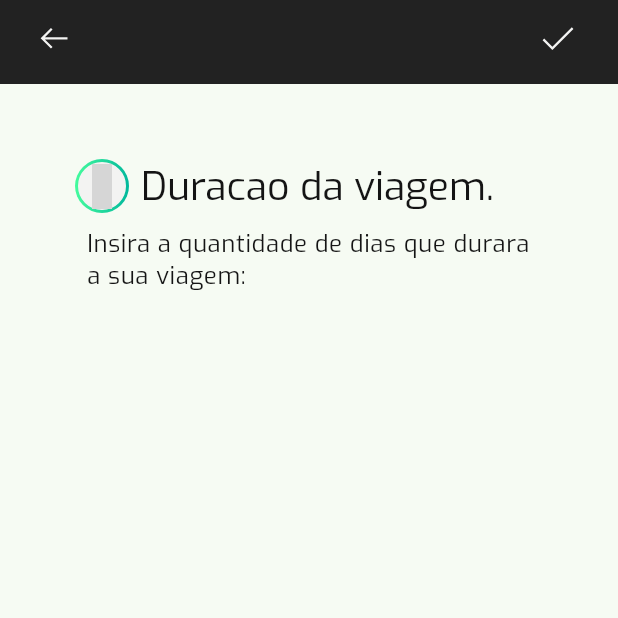
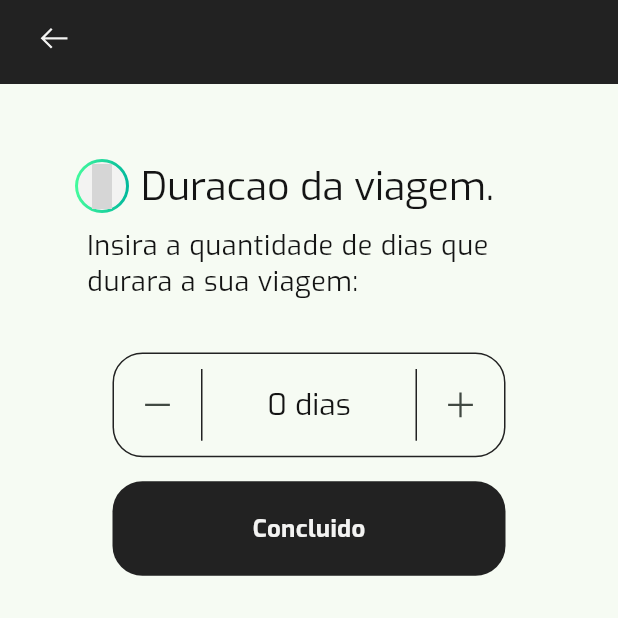
Before and after one commit to voidrt/viagens, a Flutter app: the TripDurationLayout screen opened directly, on a phone screen of 412 x 824 dp, the top half of it. Run offline on Flutter 3.47's test engine with Material 3 defaults, Android fonts, the phone set to English and light mode, and no system bars; our stand-ins replace firebase_auth, firebase_core, flutter_riverpod, go_router, google_sign_in, line_icons; missing offline and left inert: dash_flags; accounts and stored records are empty; network calls fail; grey boxes are pictures that could not be loaded.

Commit message:
Trip Duration screen halfway done!

```diff
--- a/lib/core/models/itinerary/itinerary.dart
+++ b/lib/core/models/itinerary/itinerary.dart
@@ -27,6 +27,22 @@ class ItineraryModel {
 ''';
   }
 
+  ItineraryModel copyWith({
+    Uuid? id,
+    TripDestination? destination,
+    DateTimeRange? dateRange,
+    List<TripDayModel>? days,
+    String? image,
+  }) {
+    return ItineraryModel(
+      id: id ?? this.id,
+      destination: destination ?? this.destination,
+      dateRange: dateRange ?? this.dateRange,
+      days: days ?? this.days,
+      image: image ?? this.image,
+    );
+  }
+
   factory ItineraryModel.fromJson(Map<String, dynamic> json) {
     return ItineraryModel(
       id: json['id'],
--- a/lib/core/providers/itinerary_providers.dart
+++ b/lib/core/providers/itinerary_providers.dart
@@ -1,11 +1,8 @@
 // ignore_for_file: unused_local_variable
 
-import 'dart:convert';
 import 'package:flutter/material.dart';
 import 'package:flutter_riverpod/flutter_riverpod.dart';
-import 'package:turismo_mobile/core/api/network_utils.dart';
 import 'package:turismo_mobile/core/models/itinerary/itinerary.dart';
-import 'package:http/http.dart';
 import 'package:turismo_mobile/core/models/itinerary/trip_day.dart';
 import 'package:turismo_mobile/core/models/itinerary/trip_place_model.dart';
 import 'package:uuid/uuid.dart';
@@ -13,12 +10,6 @@ import 'package:uuid/uuid.dart';
 final FutureProvider<List<ItineraryModel>> itineraryListProvider =
     FutureProvider(
   (ref) async {
-    final Response httpResponse = await get(
-      Uri.parse(NetworkUtil.itineraryUrl),
-    );
-    if (httpResponse.statusCode == 200) {
-      final Map<String, dynamic> itineraryJson = jsonDecode(httpResponse.body);
-
     return [
       ItineraryModel(
         id: const Uuid(),
@@ -77,10 +68,5 @@ final FutureProvider<List<ItineraryModel>> itineraryListProvider =
         ],
       ),
     ];
-    }
-
-    throw Exception(
-      'Houve um erro com nossos servicos, tente novamente mais tarde :()',
-    );
   },
 );
--- a/lib/interface/create_itinerary/trip_duration/components/duration_picker.dart
+++ b/lib/interface/create_itinerary/trip_duration/components/duration_picker.dart
@@ -1,20 +1,121 @@
 import 'package:flutter/material.dart';
+import 'package:go_router/go_router.dart';
+import 'package:line_icons/line_icons.dart';
+import 'package:turismo_mobile/core/models/itinerary/itinerary.dart';
+import 'package:turismo_mobile/interface/widgets/button.dart';
+import 'package:turismo_mobile/theme/padding/padding.dart';
+import 'dart:math';
 
-class DurationPickerBar extends StatelessWidget {
-  const DurationPickerBar({super.key});
+class DurationPicker extends StatefulWidget {
+  const DurationPicker({
+    super.key,
+    required this.maxHeight,
+    required this.model,
+  });
+
+  final double maxHeight;
+  final ItineraryModel? model;
+
+  @override
+  State<DurationPicker> createState() => _DurationPickerState();
+}
+
+class _DurationPickerState extends State<DurationPicker> {
+  late int days;
+
+  void decrement() {
+    setState(() => days = max(days - 1, 0));
+  }
+
+  void increment() {
+    setState(() => days++);
+  }
+
+  @override
+  void initState() {
+    days = 0;
+    super.initState();
+  }
 
   @override
   Widget build(BuildContext context) {
-    return Container(
-      decoration: const BoxDecoration(
-        color: Colors.blue,
-        borderRadius: BorderRadius.all(
-          Radius.circular(20),
+    return Column(
+      children: [
+        Container(
+          height: widget.maxHeight / 11,
+          margin: const EdgeInsets.symmetric(horizontal: Paddings.big),
+          padding: const EdgeInsets.symmetric(
+            vertical: Paddings.medium,
+            horizontal: Paddings.small,
+          ),
+          decoration: BoxDecoration(
+            borderRadius: const BorderRadius.all(
+              Radius.circular(20),
+            ),
+            border: Border.all(
+              width: 1,
+              color: Theme.of(context).colorScheme.shadow,
+            ),
+          ),
+          child: Row(
+            mainAxisAlignment: MainAxisAlignment.spaceBetween,
+            children: [
+              Row(
+                children: [
+                  IconButton(
+                    onPressed: decrement,
+                    icon: const Icon(LineIcons.minus),
+                  ),
+                  const SizedBox(width: Paddings.small),
+                  VerticalDivider(
+                    width: 1,
+                    color: Theme.of(context).colorScheme.shadow,
+                    endIndent: 2,
+                    indent: 2,
+                    thickness: 1,
+                  ),
+                ],
+              ),
+              Text(
+                '$days dias',
+                style: Theme.of(context).textTheme.headlineMedium,
+              ),
+              Row(
+                children: [
+                  VerticalDivider(
+                    width: 1,
+                    color: Theme.of(context).colorScheme.shadow,
+                    endIndent: 2,
+                    indent: 2,
+                    thickness: 1,
+                  ),
+                  const SizedBox(width: Paddings.small),
+                  IconButton(
+                    onPressed: increment,
+                    icon: const Icon(LineIcons.plus),
+                  ),
+                ],
+              ),
+            ],
+          ),
         ),
-      ),
-      child: const Row(
-        children: [],
-      ),
+        const SizedBox(height: Paddings.kDefault),
+        Padding(
+          padding: const EdgeInsets.symmetric(horizontal: Paddings.big),
+          child: BoldButton(
+            onTap: () {
+              context.pushNamed(
+                'trip-duration',
+                extra: widget.model?.copyWith(),
+              );
+            },
+            text: 'Concluido',
+            border: const BorderRadius.all(
+              Radius.circular(20),
+            ),
+          ),
+        ),
+      ],
     );
   }
 }
--- a/lib/interface/create_itinerary/trip_duration/layout/trip_duration.dart
+++ b/lib/interface/create_itinerary/trip_duration/layout/trip_duration.dart
@@ -3,6 +3,7 @@ import 'package:flutter_riverpod/flutter_riverpod.dart';
 import 'package:go_router/go_router.dart';
 import 'package:line_icons/line_icons.dart';
 import 'package:turismo_mobile/core/models/itinerary/itinerary.dart';
+import 'package:turismo_mobile/interface/create_itinerary/trip_duration/components/duration_picker.dart';
 import 'package:turismo_mobile/interface/create_itinerary/trip_duration/components/text_row.dart';
 import 'package:turismo_mobile/interface/widgets/clear_appbar.dart';
 import 'package:turismo_mobile/theme/padding/padding.dart';
@@ -25,25 +26,27 @@ class TripDurationLayout extends ConsumerWidget {
           icon: const Icon(LineIcons.arrowLeft),
           onPressed: () => context.pop(),
         ),
-        widgets: [
-          IconButton(
-            onPressed: () => context.pushNamed('home'),
-            icon: const Icon(
-              LineIcons.check,
       ),
-          ),
-        ],
-      ),
-      body: const Padding(
-        padding: EdgeInsets.symmetric(
+      body: LayoutBuilder(
+        builder: (context, constraints) {
+          return Padding(
+            padding: const EdgeInsets.symmetric(
               vertical: Paddings.bigger,
               horizontal: Paddings.bigger,
             ),
             child: Column(
               children: [
-            TextRow(),
+                const TextRow(),
+                const SizedBox(
+                  height: Paddings.big,
+                ),
+                DurationPicker(
+                  maxHeight: constraints.maxHeight,
+                ),
               ],
             ),
+          );
+        },
       ),
     );
   }
--- a/lib/interface/home/layout/home_layout.dart
+++ b/lib/interface/home/layout/home_layout.dart
@@ -7,6 +7,7 @@ import 'package:turismo_mobile/core/providers/recommended_tab.dart';
 import 'package:turismo_mobile/interface/home/components/recommended/recommended_trips_row.dart';
 import 'package:turismo_mobile/interface/home/components/user_itineraries/add_itinerary_text.dart';
 import 'package:turismo_mobile/interface/home/layout/available_travels.dart';
+
 import 'package:turismo_mobile/interface/widgets/clear_appbar.dart';
 
 class HomeLayout extends ConsumerWidget {
--- a/lib/theme/light_theme/app_theme.dart
+++ b/lib/theme/light_theme/app_theme.dart
@@ -13,6 +13,8 @@ class LightTheme {
       bodySmall: Texts.bodySmall,
       displayMedium: Texts.titleMedium,
       displayLarge: Texts.titleLarge,
+      headlineMedium: Texts.headlineMedium,
+      headlineLarge: Texts.headlineLarge,
     ),
     //? COLORS
     unselectedWidgetColor: Colors.white.withOpacity(0.67),
--- a/lib/theme/text_settings/text.dart
+++ b/lib/theme/text_settings/text.dart
@@ -20,6 +20,12 @@ class Texts {
     fontWeight: FontWeight.w800,
     fontFamily: 'Exo',
   );
+  static const TextStyle headlineMedium = TextStyle(
+    color: LightThemeColors.textColor,
+    fontWeight: FontWeight.w400,
+    fontFamily: 'Exo',
+    fontSize: FontSize.big - 6,
+  );
   static const TextStyle headlineLarge = TextStyle(
     color: LightThemeColors.textColor,
     fontWeight: FontWeight.w800,
@@ -30,7 +36,7 @@ class Texts {
 
 class FontSize {
   static const double small = 14;
-  static const double defaultBody = 16;
+  static const double defaultBody = 18;
   static const double defaultTitle = 22;
   static const double big = 26;
   static const double bigger = 36;
```
Lines whose indentation alone changed are shown as unchanged.
